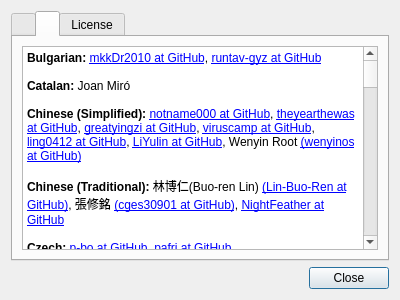
Before: the Qt Designer form featherpad/about.ui in vecnathewhisperd0/FeatherPad, drawn with Qt 5.
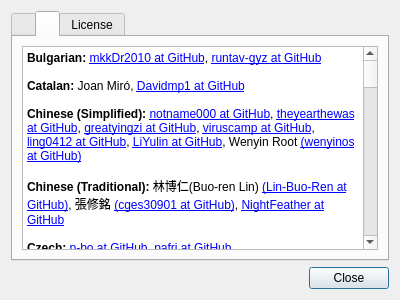
After: the same form once the commit is applied. The open tabs and pages were chosen to show the change.

The edit to the form file:
```diff
--- a/featherpad/about.ui
+++ b/featherpad/about.ui
@@ -99,7 +99,7 @@
 &lt;/style&gt;&lt;/head&gt;&lt;body style=&quot;  font-weight:400; font-style:normal;&quot;&gt;
 &lt;p style=&quot; margin-top:0px; margin-bottom:0px; margin-left:0px; margin-right:0px; -qt-block-indent:0; text-indent:0px;&quot;&gt;&lt;span style=&quot; font-weight:600;&quot;&gt;Bulgarian:&lt;/span&gt; &lt;a href=&quot;https://github.com/mkkDr2010&quot;&gt;mkkDr2010 at GitHub&lt;/a&gt;, &lt;a href=&quot;https://github.com/runtav-gyz&quot;&gt;runtav-gyz at GitHub&lt;/a&gt;&lt;/p&gt;
 &lt;p style=&quot;-qt-paragraph-type:empty; margin-top:0px; margin-bottom:0px; margin-left:0px; margin-right:0px; -qt-block-indent:0; text-indent:0px;&quot;&gt;&lt;br /&gt;&lt;/p&gt;
-&lt;p style=&quot; margin-top:0px; margin-bottom:0px; margin-left:0px; margin-right:0px; -qt-block-indent:0; text-indent:0px;&quot;&gt;&lt;span style=&quot; font-weight:600;&quot;&gt;Catalan:&lt;/span&gt; Joan Miró&lt;/p&gt;
+&lt;p style=&quot; margin-top:0px; margin-bottom:0px; margin-left:0px; margin-right:0px; -qt-block-indent:0; text-indent:0px;&quot;&gt;&lt;span style=&quot; font-weight:600;&quot;&gt;Catalan:&lt;/span&gt; Joan Miró, &lt;a href=&quot;https://github.com/Davidmp1&quot;&gt;Davidmp1 at GitHub&lt;/a&gt;&lt;/p&gt;
 &lt;p style=&quot;-qt-paragraph-type:empty; margin-top:0px; margin-bottom:0px; margin-left:0px; margin-right:0px; -qt-block-indent:0; text-indent:0px;&quot;&gt;&lt;br /&gt;&lt;/p&gt;
 &lt;p style=&quot; margin-top:0px; margin-bottom:0px; margin-left:0px; margin-right:0px; -qt-block-indent:0; text-indent:0px;&quot;&gt;&lt;span style=&quot; font-weight:600;&quot;&gt;Chinese (Simplified):&lt;/span&gt; &lt;a href=&quot;https://github.com/notname000&quot;&gt;notname000 at GitHub&lt;/a&gt;, &lt;a href=&quot;https://github.com/theyearthewas&quot;&gt;theyearthewas at GitHub&lt;/a&gt;, &lt;a href=&quot;https://github.com/greatyingzi&quot;&gt;greatyingzi at GitHub&lt;/a&gt;, &lt;a href=&quot;https://github.com/viruscamp&quot;&gt;viruscamp at GitHub&lt;/a&gt;, &lt;a href=&quot;https://github.com/ling0412&quot;&gt;ling0412 at GitHub&lt;/a&gt;, &lt;a href=&quot;https://github.com/LiYulin-s&quot;&gt;LiYulin at GitHub&lt;/a&gt;, Wenyin Root &lt;a href=&quot;https://github.com/wenyinos&quot;&gt;(wenyinos at GitHub)&lt;/a&gt;&lt;/p&gt;
 &lt;p style=&quot;-qt-paragraph-type:empty; margin-top:0px; margin-bottom:0px; margin-left:0px; margin-right:0px; -qt-block-indent:0; text-indent:0px;&quot;&gt;&lt;br /&gt;&lt;/p&gt;
@@ -107,7 +107,7 @@
 &lt;p style=&quot;-qt-paragraph-type:empty; margin-top:0px; margin-bottom:0px; margin-left:0px; margin-right:0px; -qt-block-indent:0; text-indent:0px;&quot;&gt;&lt;br /&gt;&lt;/p&gt;
 &lt;p style=&quot; margin-top:0px; margin-bottom:0px; margin-left:0px; margin-right:0px; -qt-block-indent:0; text-indent:0px;&quot;&gt;&lt;span style=&quot; font-weight:600;&quot;&gt;Czech:&lt;/span&gt; &lt;a href=&quot;https://github.com/p-bo&quot;&gt;p-bo at GitHub&lt;/a&gt;, &lt;a href=&quot;https://github.com/pafri&quot;&gt;pafri at GitHub&lt;/a&gt;&lt;/p&gt;
 &lt;p style=&quot;-qt-paragraph-type:empty; margin-top:0px; margin-bottom:0px; margin-left:0px; margin-right:0px; -qt-block-indent:0; text-indent:0px;&quot;&gt;&lt;br /&gt;&lt;/p&gt;
-&lt;p style=&quot; margin-top:0px; margin-bottom:0px; margin-left:0px; margin-right:0px; -qt-block-indent:0; text-indent:0px;&quot;&gt;&lt;span style=&quot; font-weight:600;&quot;&gt;Danish:&lt;/span&gt; &lt;a href=&quot;https://github.com/scootergrisen&quot;&gt;scootergrisen at GitHub&lt;/a&gt;, &lt;a href=&quot;https://github.com/larshenrikoern&quot;&gt;larshenrikoern at GitHub&lt;/a&gt;&lt;/p&gt;
+&lt;p style=&quot; margin-top:0px; margin-bottom:0px; margin-left:0px; margin-right:0px; -qt-block-indent:0; text-indent:0px;&quot;&gt;&lt;span style=&quot; font-weight:600;&quot;&gt;Danish:&lt;/span&gt; &lt;a href=&quot;https://github.com/scootergrisen&quot;&gt;scootergrisen at GitHub&lt;/a&gt;, &lt;a href=&quot;https://github.com/larshenrikoern&quot;&gt;larshenrikoern at GitHub&lt;/a&gt;, Peter Jespersen &lt;a href=&quot;https://github.com/PeterJespersen&quot;&gt;&lt;span;&gt;(PeterJespersen at GitHub)&lt;/a&gt;&lt;/p&gt;
 &lt;p style=&quot;-qt-paragraph-type:empty; margin-top:0px; margin-bottom:0px; margin-left:0px; margin-right:0px; -qt-block-indent:0; text-indent:0px;&quot;&gt;&lt;br /&gt;&lt;/p&gt;
 &lt;p style=&quot; margin-top:0px; margin-bottom:0px; margin-left:0px; margin-right:0px; -qt-block-indent:0; text-indent:0px;&quot;&gt;&lt;span style=&quot; font-weight:600;&quot;&gt;Dutch:&lt;/span&gt; Heimen Stoffels &lt;a href=&quot;https://github.com/Vistaus&quot;&gt;(Vistaus at GitHub)&lt;/a&gt;, &lt;a href=&quot;https://github.com/Pjotr123&quot;&gt;Pjotr123 at GitHub&lt;/a&gt;, &lt;a href=&quot;https://github.com/cstrobbe&quot;&gt;cstrobbe at GitHub&lt;/a&gt;&lt;/p&gt;
 &lt;p style=&quot;-qt-paragraph-type:empty; margin-top:0px; margin-bottom:0px; margin-left:0px; margin-right:0px; -qt-block-indent:0; text-indent:0px;&quot;&gt;&lt;br /&gt;&lt;/p&gt;
```
